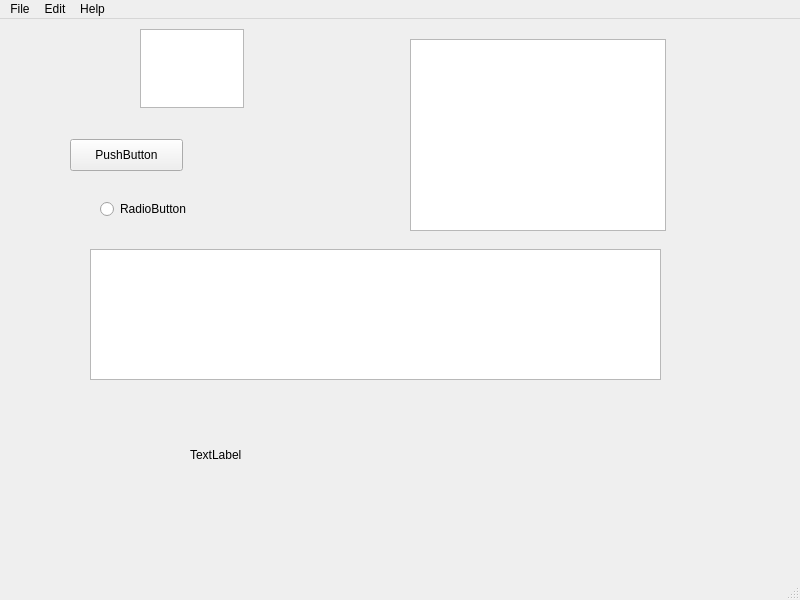
anhnda/DemoApp, file gui_file.ui: the form before one commit.
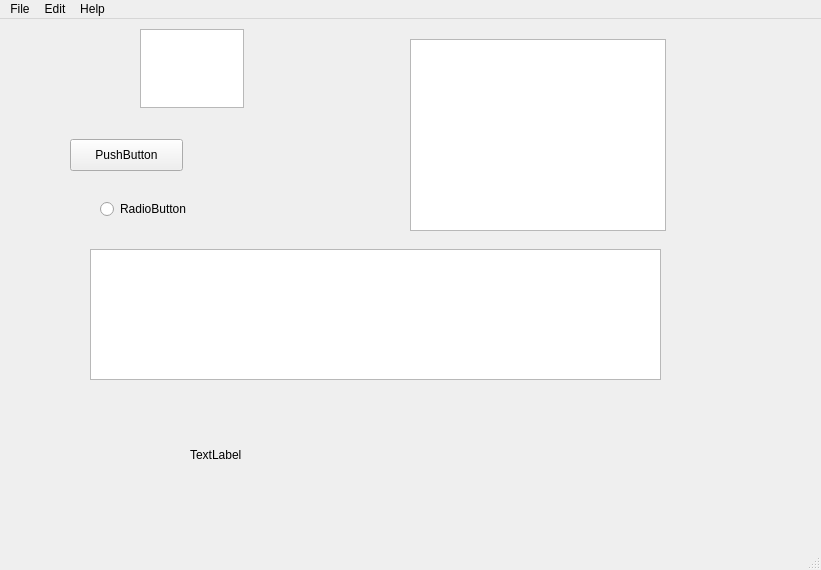
The form after the commit.

Diff of the .ui file:
```diff
--- a/gui_file.ui
+++ b/gui_file.ui
@@ -6,8 +6,8 @@
    <rect>
     <x>0</x>
     <y>0</y>
-    <width>800</width>
-    <height>600</height>
+    <width>821</width>
+    <height>570</height>
    </rect>
   </property>
   <property name="windowTitle">
@@ -78,10 +78,21 @@
      <rect>
       <x>100</x>
       <y>180</y>
-      <width>100</width>
+      <width>101</width>
       <height>20</height>
      </rect>
     </property>
+    <property name="sizePolicy">
+     <sizepolicy hsizetype="Fixed" vsizetype="Fixed">
+      <horstretch>0</horstretch>
+      <verstretch>0</verstretch>
+     </sizepolicy>
+    </property>
+    <property name="font">
+     <font>
+      <family>Arial</family>
+     </font>
+    </property>
     <property name="text">
      <string>RadioButton</string>
     </property>
@@ -92,7 +103,7 @@
     <rect>
      <x>0</x>
      <y>0</y>
-     <width>800</width>
+     <width>821</width>
      <height>37</height>
     </rect>
    </property>
```
Left out of the diff: 11 changed lines with no effect on the pictures.
